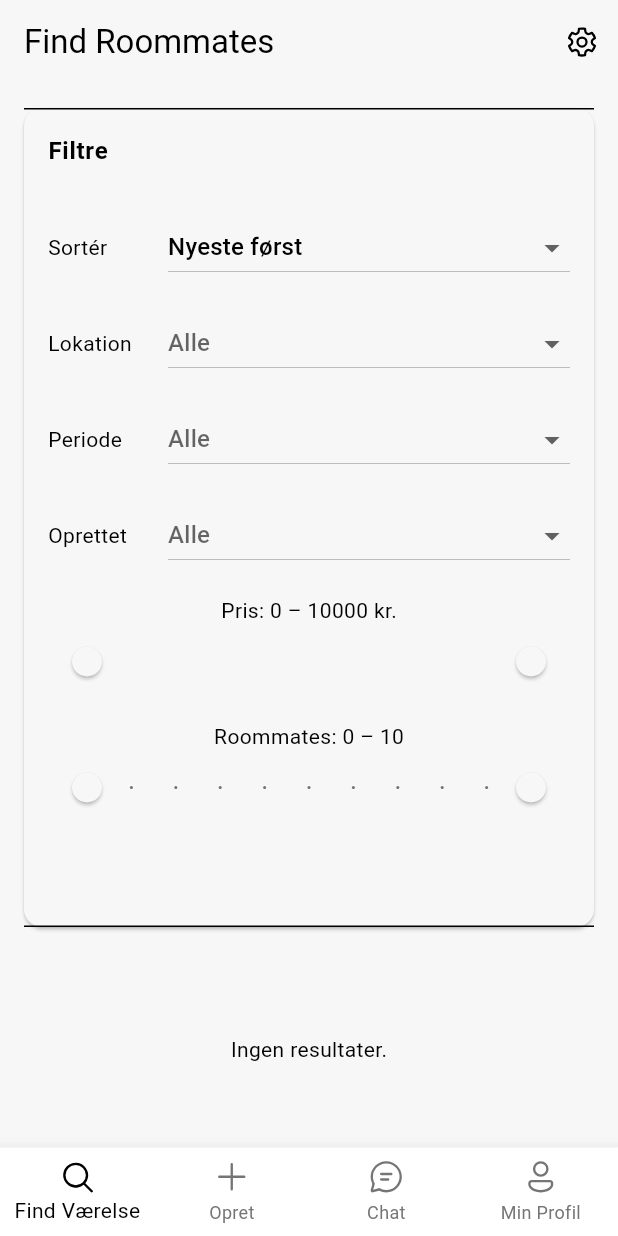
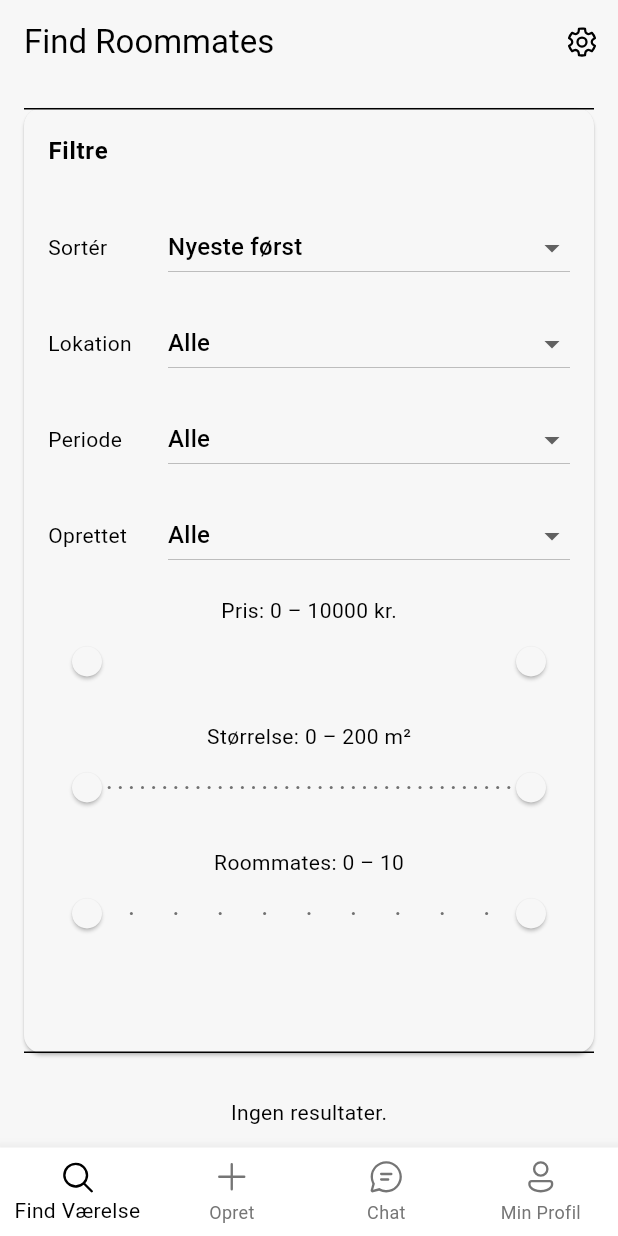
Before and after one commit to AndreasBardram/RoomFinder, a Flutter app: the screen it shows after launch, after a tap on "Filtre", on a phone screen of 412 x 824 dp. Run offline on Flutter 3.47's test engine with Material 3 defaults, Android fonts, the phone set to English and light mode, and no system bars; our stand-ins replace cached_network_image, cloud_firestore, firebase_auth, firebase_core, firebase_storage, fluentui_system_icons and 2 more; accounts and stored records are empty.

Commit message:
extra filters

```diff
--- a/room_finder/lib/screens/find_værelse_screen.dart
+++ b/room_finder/lib/screens/find_værelse_screen.dart
@@ -1,6 +1,6 @@
 import 'package:cached_network_image/cached_network_image.dart';
 import 'package:cloud_firestore/cloud_firestore.dart';
-import 'package:firebase_core/firebase_core.dart';          // ← hvis ikke allerede i main.dart
+import 'package:firebase_core/firebase_core.dart';
 import 'package:fluentui_system_icons/fluentui_system_icons.dart';
 import 'package:flutter/material.dart';
 
@@ -8,7 +8,7 @@ import 'mere_information.dart';
 import 'settings_screen.dart';
 
 /* ----------------------------------------------------------
- *  Thumbnail-kort for ét værelse / lejlighed
+ *  Thumbnail‑kort for ét værelse / lejlighed
  * --------------------------------------------------------*/
 class ApartmentCard extends StatefulWidget {
   final List<String> images;
@@ -133,7 +133,7 @@ class _ApartmentCardState extends State<ApartmentCard> {
               ),
             ),
 
-            /* ------------------------------------------------ mini-facts */
+            /* ------------------------------------------------ mini‑facts */
             Padding(
               padding: const EdgeInsets.fromLTRB(12, 8, 12, 4),
               child: Row(
@@ -178,16 +178,25 @@ class _ApartmentCardState extends State<ApartmentCard> {
 }
 
 /* ----------------------------------------------------------
- *  DRY helper – ens dropdown-rækker
+ *  DRY helper – ens dropdown‑rækker
  * --------------------------------------------------------*/
 Row _ddRow<T>({
   required String label,
   required T? value,
   String? hint,
+  bool allowNull = false,
+  String nullLabel = 'Alle',
   required List<DropdownMenuItem<T>> items,
   required ValueChanged<T?> onChanged,
-}) =>
-    Row(
+}) {
+  final fullItems = allowNull
+      ? [
+          DropdownMenuItem<T>(value: null, child: Text(nullLabel)),
+          ...items,
+        ]
+      : items;
+
+  return Row(
     children: [
       SizedBox(width: 80, child: Text(label)),
       Expanded(
@@ -195,12 +204,13 @@ Row _ddRow<T>({
           isExpanded: true,
           value: value,
           hint: hint != null ? Text(hint) : null,
-            items: items,
+          items: fullItems,
           onChanged: onChanged,
         ),
       ),
     ],
   );
+}
 
 /* ----------------------------------------------------------
  *  MAIN SCREEN
@@ -219,13 +229,19 @@ class _FindRoommatesScreenState extends State<FindRoommatesScreen> {
   String? _period;
   int? _maxAgeDays;
 
-  static const double _priceMin = 0, _priceMax = 10000;
-  static const int _matesMin = 0, _matesMax = 10;
+  static const double _priceMin = 0,  _priceMax = 10000;
+  static const double _sizeMin  = 0,  _sizeMax  = 200;   // NEW
+  static const int    _matesMin = 0,  _matesMax = 10;
 
   RangeValues _price = RangeValues(_priceMin, _priceMax);
+  RangeValues _size  = RangeValues(_sizeMin, _sizeMax);  // NEW
   RangeValues _mates = RangeValues(_matesMin.toDouble(), _matesMax.toDouble());
 
-  static const _sortChoices = ['Nyeste først', 'Ældst først', 'Pris ↓', 'Pris ↑'];
+  static const _sortChoices = [
+    'Nyeste først', 'Ældst først',
+    'Pris ↓', 'Pris ↑',
+    'Størrelse ↓', 'Størrelse ↑',            // NEW
+  ];
   static const _locations = ['København', 'Østerbro', 'Kongens Lyngby'];
   static const _periods = ['Ubegrænset', '1-3 måneder', '3-6 måneder', '6-12 måneder'];
   static const Map<int, String> _ageChoices = {
@@ -240,23 +256,29 @@ class _FindRoommatesScreenState extends State<FindRoommatesScreen> {
     Query<Map<String, dynamic>> q = FirebaseFirestore.instance.collection('apartments');
 
     debugPrint('[query] loc=$_location period=$_period age=$_maxAgeDays '
-        'price=${_price.start}-${_price.end} mates=${_mates.start}-${_mates.end} sort=$_sort');
+        'price=${_price.start}-${_price.end} size=${_size.start}-${_size.end} '
+        'mates=${_mates.start}-${_mates.end} sort=$_sort');
 
     if (_location != null) q = q.where('location', isEqualTo: _location);
-    if (_period != null) q = q.where('period', isEqualTo: _period);
+    if (_period != null)   q = q.where('period',   isEqualTo: _period);
 
     if (_maxAgeDays != null) {
-      final ts =
-          Timestamp.fromDate(DateTime.now().subtract(Duration(days: _maxAgeDays!)));
+      final ts = Timestamp.fromDate(DateTime.now().subtract(Duration(days: _maxAgeDays!)));
       q = q.where('createdAt', isGreaterThanOrEqualTo: ts);
     }
 
     final priceNeeded = _price.start > _priceMin || _price.end < _priceMax;
-    final mateNeeded = _mates.start > _matesMin || _mates.end < _matesMax;
+    final sizeNeeded  = _size.start  > _sizeMin  || _size.end  < _sizeMax;  // NEW
+    final mateNeeded  = _mates.start > _matesMin || _mates.end < _matesMax;
 
     if (priceNeeded) {
       q = q.where('price',
           isGreaterThanOrEqualTo: _price.start, isLessThanOrEqualTo: _price.end);
+    }
+    if (sizeNeeded) {                                              // NEW
+      q = q.where('size',
+          isGreaterThanOrEqualTo: _size.start,
+          isLessThanOrEqualTo:  _size.end);
     }
     if (mateNeeded) {
       q = q.where('roommates',
@@ -266,21 +288,18 @@ class _FindRoommatesScreenState extends State<FindRoommatesScreen> {
 
     /* ---- orderBy ---------------------------------------------------- */
     switch (_sort) {
-      case 'Pris ↓':
-        q = q.orderBy('price', descending: true);
-        break;
-      case 'Pris ↑':
-        q = q.orderBy('price');
-        break;
-      case 'Ældst først':
-        q = q.orderBy('createdAt');
-        break;
-      default:
-        q = q.orderBy('createdAt', descending: true); // Nyeste
+      case 'Pris ↓':        q = q.orderBy('price', descending: true); break;
+      case 'Pris ↑':        q = q.orderBy('price');                  break;
+      case 'Størrelse ↓':   q = q.orderBy('size',  descending: true); break; // NEW
+      case 'Størrelse ↑':   q = q.orderBy('size');                   break; // NEW
+      case 'Ældst først':   q = q.orderBy('createdAt');              break;
+      default:              q = q.orderBy('createdAt', descending: true);
     }
-    /* Sikrer alle inequality-felter også er i orderBy() */
-    if (priceNeeded && !_sort.startsWith('Pris')) q = q.orderBy('price');
-    if (mateNeeded) q = q.orderBy('roommates');
+
+    /* inequality-felter skal også i orderBy() ------------------------ */
+    if (priceNeeded && !_sort.startsWith('Pris'))       q = q.orderBy('price');
+    if (sizeNeeded  && !_sort.startsWith('Størrelse'))  q = q.orderBy('size'); // NEW
+    if (mateNeeded)                                    q = q.orderBy('roommates');
 
     return q;
   }
@@ -290,7 +309,9 @@ class _FindRoommatesScreenState extends State<FindRoommatesScreen> {
   Widget build(BuildContext context) {
     final queryKey = ValueKey(
       '$_location|$_period|$_maxAgeDays|'
-      '${_price.start}-${_price.end}|${_mates.start}-${_mates.end}|$_sort',
+      '${_price.start}-${_price.end}|'
+      '${_size.start}-${_size.end}|'          // NEW
+      '${_mates.start}-${_mates.end}|$_sort',
     );
 
     return Scaffold(
@@ -311,8 +332,7 @@ class _FindRoommatesScreenState extends State<FindRoommatesScreen> {
           /* ---------------- Filter-kort ------------------ */
           Card(
             margin: const EdgeInsets.all(16),
-            shape:
-                RoundedRectangleBorder(borderRadius: BorderRadius.circular(12)),
+            shape: RoundedRectangleBorder(borderRadius: BorderRadius.circular(12)),
             child: ExpansionTile(
               title: const Text('Filtre', style: TextStyle(fontWeight: FontWeight.bold)),
               childrenPadding: const EdgeInsets.symmetric(horizontal: 16, vertical: 12),
@@ -326,30 +346,30 @@ class _FindRoommatesScreenState extends State<FindRoommatesScreen> {
                   onChanged: (v) => setState(() => _sort = v ?? _sort),
                 ),
                 const SizedBox(height: 16),
-                _ddRow<String>(
+                _ddRow<String?>(
                   label: 'Lokation',
                   value: _location,
-                  hint: 'Alle',
+                  allowNull: true,
                   items: _locations
                       .map((c) => DropdownMenuItem(value: c, child: Text(c)))
                       .toList(),
                   onChanged: (v) => setState(() => _location = v),
                 ),
                 const SizedBox(height: 16),
-                _ddRow<String>(
+                _ddRow<String?>(
                   label: 'Periode',
                   value: _period,
-                  hint: 'Alle',
+                  allowNull: true,
                   items: _periods
                       .map((p) => DropdownMenuItem(value: p, child: Text(p)))
                       .toList(),
                   onChanged: (v) => setState(() => _period = v),
                 ),
                 const SizedBox(height: 16),
-                _ddRow<int>(
+                _ddRow<int?>(
                   label: 'Oprettet',
                   value: _maxAgeDays,
-                  hint: 'Alle',
+                  allowNull: true,
                   items: _ageChoices.entries
                       .map((e) => DropdownMenuItem(value: e.key, child: Text(e.value)))
                       .toList(),
@@ -369,6 +389,21 @@ class _FindRoommatesScreenState extends State<FindRoommatesScreen> {
                   ),
                   values: _price,
                   onChanged: (v) => setState(() => _price = v),
+                ),
+                const SizedBox(height: 16),
+
+                /* størrelse-slider */                     // NEW
+                Text('Størrelse: ${_size.start.toInt()} – ${_size.end.toInt()} m²'),
+                RangeSlider(
+                  min: _sizeMin,
+                  max: _sizeMax,
+                  divisions: 40,
+                  labels: RangeLabels(
+                    '${_size.start.toInt()} m²',
+                    '${_size.end.toInt()} m²',
+                  ),
+                  values: _size,
+                  onChanged: (v) => setState(() => _size = v),
                 ),
                 const SizedBox(height: 16),
 
@@ -398,6 +433,7 @@ class _FindRoommatesScreenState extends State<FindRoommatesScreen> {
                       _period = null;
                       _maxAgeDays = null;
                       _price = RangeValues(_priceMin, _priceMax);
+                      _size  = RangeValues(_sizeMin, _sizeMax);     // NEW
                       _mates = RangeValues(_matesMin.toDouble(), _matesMax.toDouble());
                     }),
                   ),
```
Lines whose indentation alone changed are shown as unchanged.
